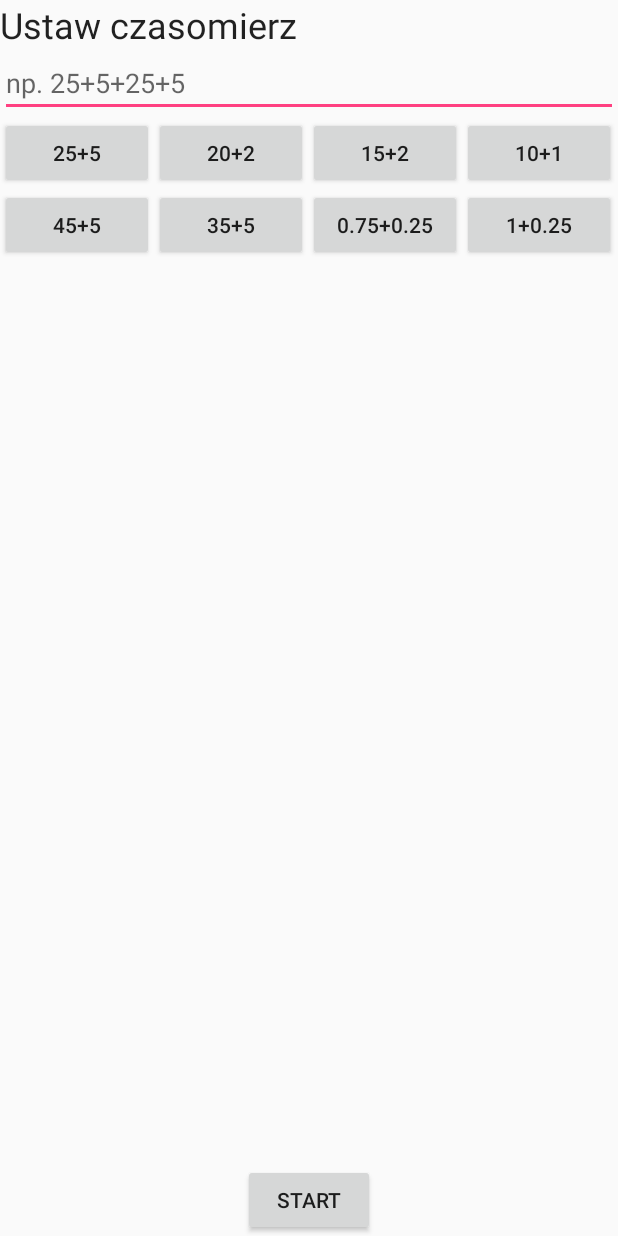
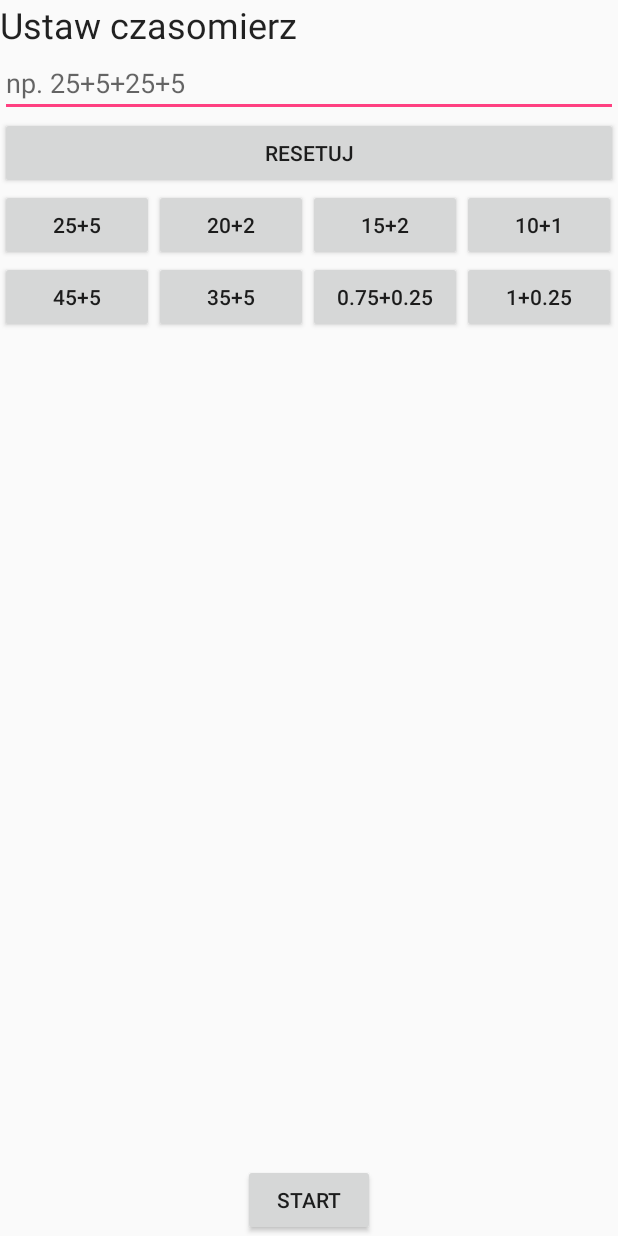
Before and after one commit to Ewa55555/Hodujjajko, an Android app: the SettingTimer screen opened directly, with no data from a screen before it, on a phone screen of 412 x 824 dp. Run offline under Robolectric (Android 15) with nearby library versions, the phone set to English and light mode, and no system bars.

Commit message:
timer appearance

```diff
--- a/app/src/main/java/com/example/hodujjajko/SettingTimer.java
+++ b/app/src/main/java/com/example/hodujjajko/SettingTimer.java
@@ -8,6 +8,7 @@ import android.util.Log;
 import android.view.View;
 import android.widget.Button;
 import android.widget.EditText;
+import android.widget.Toast;
 
 import java.util.ArrayList;
 import java.util.List;
@@ -16,6 +17,7 @@ public class SettingTimer extends Activity implements View.OnClickListener{
 
     private EditText timer;
     private Button startTimer;
+    private Button reset;
     private List<Button> buttons;
     private static final int[] BUTTON_IDS = {
         R.id.timer1,
@@ -41,6 +43,8 @@ public class SettingTimer extends Activity implements View.OnClickListener{
         timer.setOnClickListener(this);
         startTimer = (Button)findViewById(R.id.startTimer);
         startTimer.setOnClickListener(this);
+        reset = (Button)findViewById(R.id.reset);
+        reset.setOnClickListener(this);
         buttons = new ArrayList<>(BUTTON_IDS.length);
         for(int id : BUTTON_IDS) {
             Button button = (Button) findViewById(id);
@@ -57,23 +61,30 @@ public class SettingTimer extends Activity implements View.OnClickListener{
         boolean found = false;
         Log.i("SettingTimer", "Jestemy w on click");
         if (v.getId() == R.id.startTimer){
+            if(timer.getText().toString().isEmpty()){
+                Toast.makeText(this, getString(R.string.empty_timer_string), Toast.LENGTH_LONG).show();
+            }else {
                 Intent timerIntent = null;
                 Log.i("SettingTimer", "przed intentem");
                 timerIntent = new Intent(getApplicationContext(), RunTimer.class);
-            Log.i("SettingTimer","tworzymy intent i extras" +timer.getText());
+                Log.i("SettingTimer", "tworzymy intent i extras" + timer.getText());
                 timerIntent.putExtra("text", timer.getText().toString());
-            Log.i("SettingTimer","zaraz bedziemy wlaczac runTimer");
+                Log.i("SettingTimer", "zaraz bedziemy wlaczac runTimer");
                 startActivity(timerIntent);
+            }
 
-        }else{
-            while(i<BUTTON_IDS.length && !found) {
+        }else {
+            if (v.getId() == R.id.reset) {
+                timer.setText("");
+            } else {
+                while (i < BUTTON_IDS.length && !found) {
                     if (BUTTON_IDS[i] == v.getId()) {
                         found = true;
                     } else {
                         i++;
                     }
                 }
-            if(i < BUTTON_IDS.length) {
+                if (i < BUTTON_IDS.length) {
                     String text = timer.getText().toString();
                     if (text.matches("")) {
                         timer.setText(buttons.get(i).getText());
@@ -88,3 +99,4 @@ public class SettingTimer extends Activity implements View.OnClickListener{
             }
         }
     }
+}
--- a/app/src/main/res/layout/setting_timer.xml
+++ b/app/src/main/res/layout/setting_timer.xml
@@ -7,7 +7,8 @@
 <LinearLayout
     android:orientation="vertical"
     android:layout_width="match_parent"
-    android:layout_height="match_parent" >
+    android:layout_height="match_parent"
+    android:weightSum="1">
 
 
     <TextView
@@ -26,6 +27,12 @@
         android:ems="10"
         android:hint="@string/enter_timer_string"
         android:inputType="numberSigned|numberDecimal" />
+
+    <Button
+        android:id="@+id/reset"
+        android:layout_width="match_parent"
+        android:layout_height="wrap_content"
+        android:text="@string/reset_string" />
 
     <TableLayout
         android:layout_width="match_parent"
--- a/app/src/main/res/values/strings.xml
+++ b/app/src/main/res/values/strings.xml
@@ -17,6 +17,8 @@
     <string name="your_activity_string">Twoja aktywność</string>
     <string name="schedule_string">Twój grafik</string>
     <string name="pedometr_string">Krokomierz</string>
+    <string name="reset_string">Resetuj</string>
+    <string name="empty_timer_string">Pusty string</string>
     <string name="step_counter">android.hardware.sensor.stepcounter</string>
     <string name="step_detector">android.hardware.sensor.stepdetector</string>
 </resources>
```
Also changed, not shown: app/src/main/res/layout/timer.xml (+29 -20 lines). Lines whose indentation alone changed are shown as unchanged.
